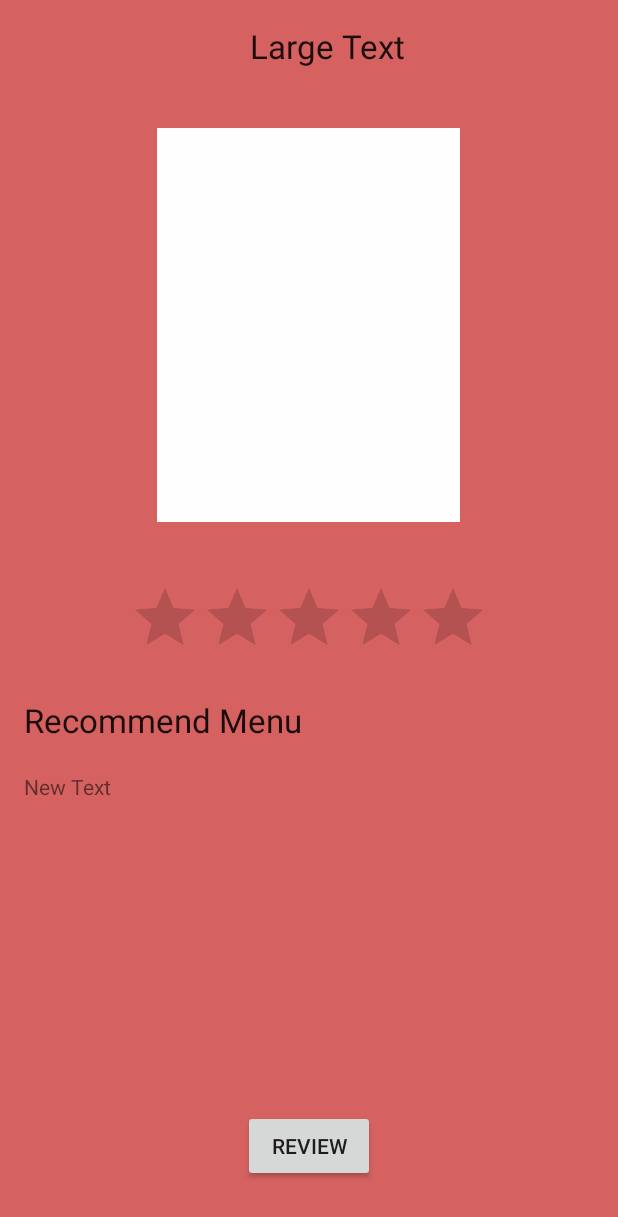
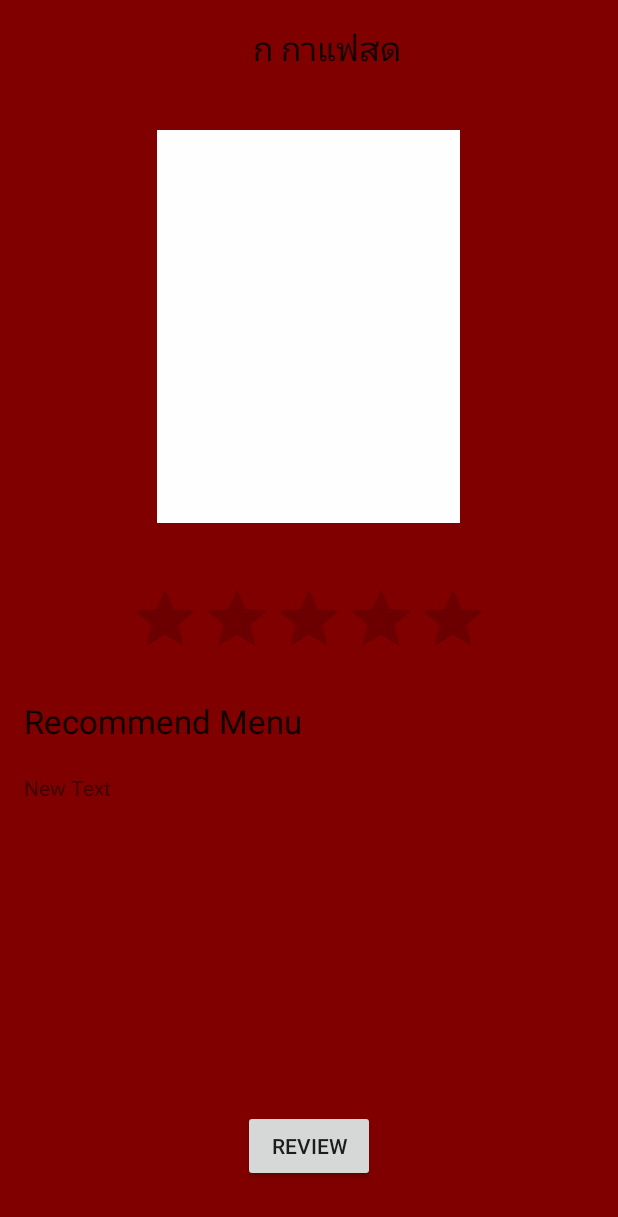
Before and after one commit to mmoookkkk/ICANTEEN, an Android app: the NameList screen opened directly, with no data from a screen before it, after a tap on "ก กาแฟสด", on a phone screen of 412 x 824 dp. Shown: the top 1217 px of the screen. Run offline under Robolectric (Android 15) with nearby library versions, the phone set to English and light mode, and no system bars; 2 statements that could not run were skipped.

Commit message:
try papss

```diff
--- a/app/src/main/java/com/example/phanthilasaengthong/icanteen/Details.java
+++ b/app/src/main/java/com/example/phanthilasaengthong/icanteen/Details.java
@@ -7,6 +7,7 @@ import android.support.design.widget.Snackbar;
 import android.support.v7.app.AppCompatActivity;
 import android.support.v7.widget.Toolbar;
 import android.view.View;
+import android.widget.TextView;
 
 public class Details extends AppCompatActivity {
 
@@ -15,6 +16,9 @@ public class Details extends AppCompatActivity {
         super.onCreate(savedInstanceState);
         setContentView(R.layout.activity_details);
         Intent intent=getIntent();
+        String name = intent.getStringExtra(NameList.RES_CHOSEN);
+        TextView rn = (TextView) findViewById(R.id.restaurantname);
+        rn.setText(name);
     }
 
 }
--- a/app/src/main/java/com/example/phanthilasaengthong/icanteen/NameList.java
+++ b/app/src/main/java/com/example/phanthilasaengthong/icanteen/NameList.java
@@ -16,7 +16,7 @@ import android.widget.Button;
 import android.widget.TextView;
 
 public class NameList extends AppCompatActivity {
-
+    public final static String RES_CHOSEN = "com.mycompany.myfirstapp.MESSAGE";
     @Override
     protected void onCreate(Bundle savedInstanceState) {
         super.onCreate(savedInstanceState);
@@ -55,7 +55,11 @@ public class NameList extends AppCompatActivity {
     }
     public void chooseFood(View view) {
         Intent intent1=new Intent(this,Details.class);
+        Button bc=(Button) view;
+        String name_res=bc.getText().toString();
+        intent1.putExtra(RES_CHOSEN, name_res);
         startActivity(intent1);
+
 
 
 
--- a/app/src/main/java/com/example/phanthilasaengthong/icanteen/Random.java
+++ b/app/src/main/java/com/example/phanthilasaengthong/icanteen/Random.java
@@ -18,6 +18,11 @@ public class Random extends AppCompatActivity {
 
 
     }
+    protected void onResume() {
+        super.onResume();
+
+
+    }
     //on resume na vickyyyyyyy!!! harm luemmm e vicky!!
     //du example in namelist na e vickyyy mai suay
 
--- a/app/src/main/res/layout/content_details.xml
+++ b/app/src/main/res/layout/content_details.xml
@@ -4,7 +4,7 @@
     xmlns:tools="http://schemas.android.com/tools"
     android:layout_width="match_parent"
     android:layout_height="match_parent"
-    android:background="#d56161"
+    android:background="#800000"
     android:orientation="vertical"
     android:paddingBottom="@dimen/activity_vertical_margin"
     android:paddingLeft="@dimen/activity_horizontal_margin"
--- a/app/src/main/res/layout/fragment_beveragelist.xml
+++ b/app/src/main/res/layout/fragment_beveragelist.xml
@@ -2,7 +2,8 @@
 <LinearLayout xmlns:android="http://schemas.android.com/apk/res/android"
     android:layout_width="match_parent"
     android:layout_height="match_parent"
-    android:orientation="vertical">
+    android:orientation="vertical"
+    android:background="#800000">
 
     <Button
         android:layout_width="match_parent"
--- a/app/src/main/res/layout/fragment_dessertlist.xml
+++ b/app/src/main/res/layout/fragment_dessertlist.xml
@@ -2,7 +2,8 @@
 <LinearLayout xmlns:android="http://schemas.android.com/apk/res/android"
     android:layout_width="match_parent"
     android:layout_height="match_parent"
-    android:orientation="vertical">
+    android:orientation="vertical"
+    android:background="#800000">
 
     <Button
         android:layout_width="match_parent"
--- a/app/src/main/res/layout/fragment_foodlist.xml
+++ b/app/src/main/res/layout/fragment_foodlist.xml
@@ -2,7 +2,8 @@
 <LinearLayout xmlns:android="http://schemas.android.com/apk/res/android"
     android:layout_width="match_parent"
     android:layout_height="match_parent"
-    android:orientation="vertical">
+    android:orientation="vertical"
+    android:background="#800000">
 
     <Button
         android:layout_width="match_parent"
```
